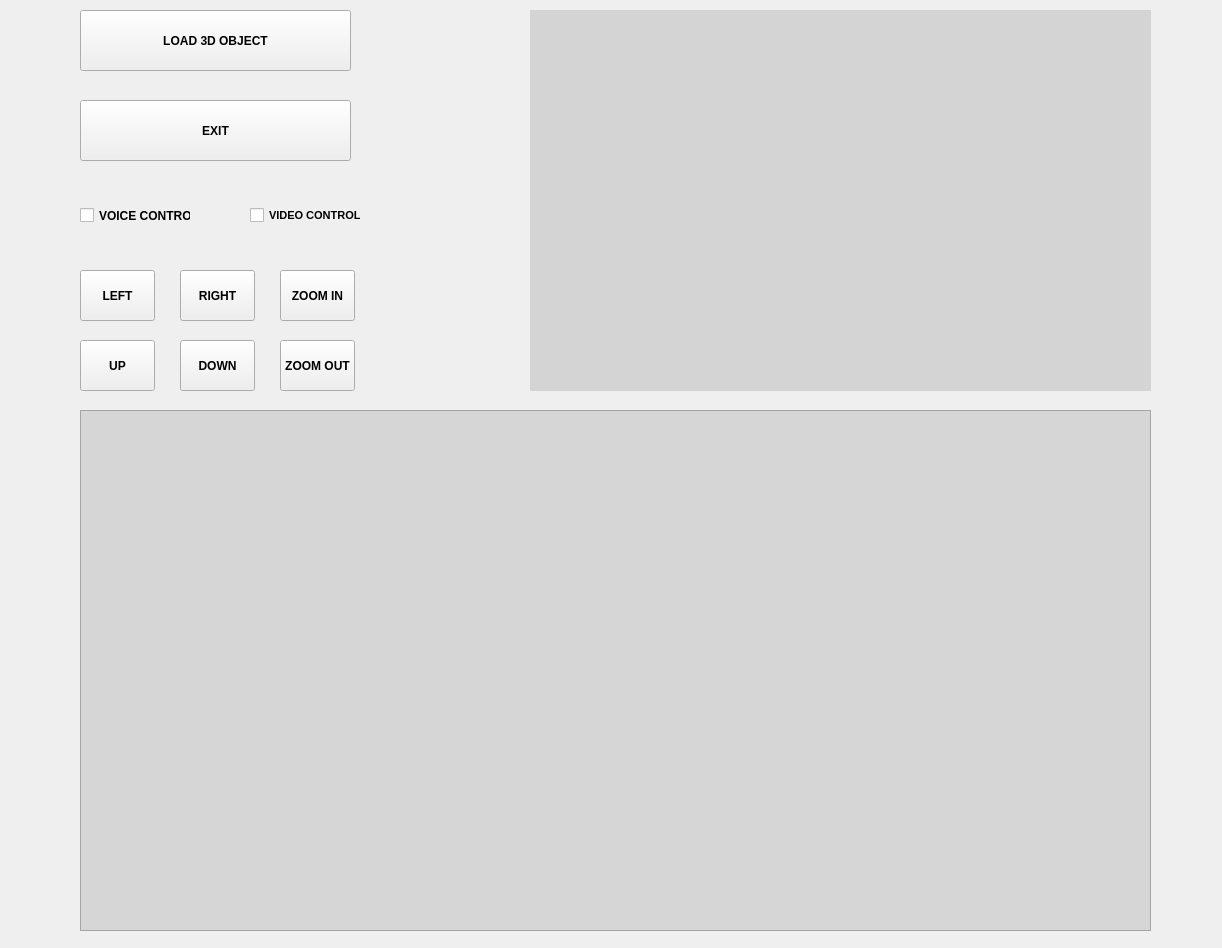
Qt form Proiect_Ioc/qt_interface.ui (TrellixVulnTeam/IOC-3D-VISUALIZER_KWSB) before a commit.
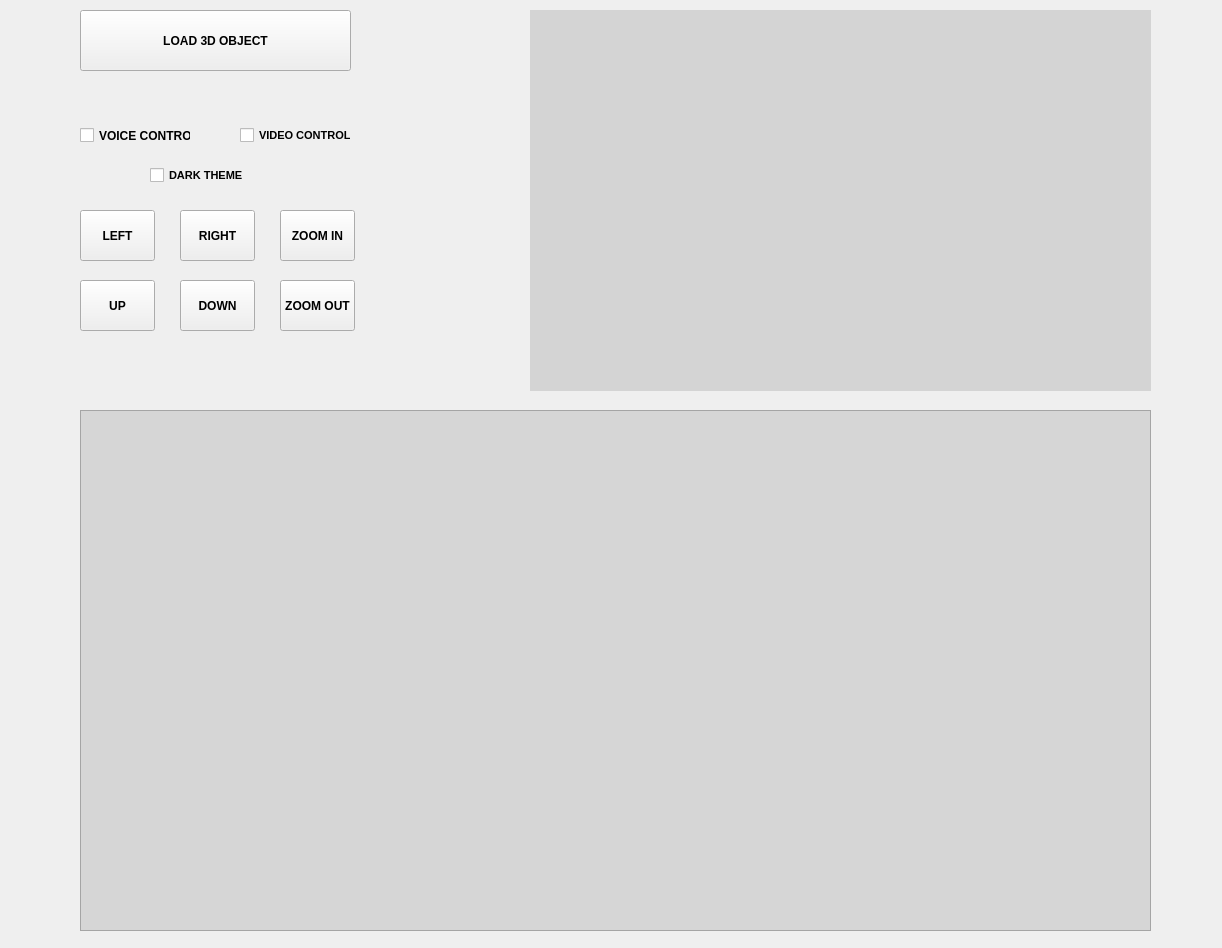
The same form after that commit.

Diff of the .ui file:
```diff
--- a/Proiect_Ioc/qt_interface.ui
+++ b/Proiect_Ioc/qt_interface.ui
@@ -39,31 +39,11 @@
      <string>LOAD 3D OBJECT</string>
     </property>
    </widget>
-   <widget class="QPushButton" name="exitButton">
-    <property name="geometry">
-     <rect>
-      <x>80</x>
-      <y>100</y>
-      <width>271</width>
-      <height>61</height>
-     </rect>
-    </property>
-    <property name="font">
-     <font>
-      <weight>75</weight>
-      <bold>true</bold>
-      <kerning>true</kerning>
-     </font>
-    </property>
-    <property name="text">
-     <string>EXIT</string>
-    </property>
-   </widget>
    <widget class="QPushButton" name="rotateLeftButton">
     <property name="geometry">
      <rect>
       <x>80</x>
-      <y>270</y>
+      <y>210</y>
       <width>75</width>
       <height>51</height>
      </rect>
@@ -83,7 +63,7 @@
     <property name="geometry">
      <rect>
       <x>180</x>
-      <y>270</y>
+      <y>210</y>
       <width>75</width>
       <height>51</height>
      </rect>
@@ -103,7 +83,7 @@
     <property name="geometry">
      <rect>
       <x>80</x>
-      <y>340</y>
+      <y>280</y>
       <width>75</width>
       <height>51</height>
      </rect>
@@ -123,7 +103,7 @@
     <property name="geometry">
      <rect>
       <x>180</x>
-      <y>340</y>
+      <y>280</y>
       <width>75</width>
       <height>51</height>
      </rect>
@@ -143,7 +123,7 @@
     <property name="geometry">
      <rect>
       <x>280</x>
-      <y>270</y>
+      <y>210</y>
       <width>75</width>
       <height>51</height>
      </rect>
@@ -163,7 +143,7 @@
     <property name="geometry">
      <rect>
       <x>280</x>
-      <y>340</y>
+      <y>280</y>
       <width>75</width>
       <height>51</height>
      </rect>
@@ -214,8 +194,8 @@
    <widget class="QCheckBox" name="videoControlCheckBox">
     <property name="geometry">
      <rect>
-      <x>250</x>
-      <y>190</y>
+      <x>240</x>
+      <y>110</y>
       <width>111</width>
       <height>51</height>
      </rect>
@@ -241,7 +221,7 @@
     <property name="geometry">
      <rect>
       <x>80</x>
-      <y>190</y>
+      <y>110</y>
       <width>111</width>
       <height>51</height>
      </rect>
@@ -256,6 +236,32 @@
      <string>VOICE CONTROL</string>
     </property>
    </widget>
+   <widget class="QCheckBox" name="darkControlCheckBox">
+    <property name="geometry">
+     <rect>
+      <x>150</x>
+      <y>150</y>
+      <width>111</width>
+      <height>51</height>
+     </rect>
+    </property>
+    <property name="font">
+     <font>
+      <pointsize>8</pointsize>
+      <weight>75</weight>
+      <bold>true</bold>
+     </font>
+    </property>
+    <property name="text">
+     <string>DARK THEME</string>
+    </property>
+    <property name="iconSize">
+     <size>
+      <width>23</width>
+      <height>28</height>
+     </size>
+    </property>
+   </widget>
   </widget>
  </widget>
  <resources/>
```
Left out of the diff: 2 changed lines with no effect on the pictures.
